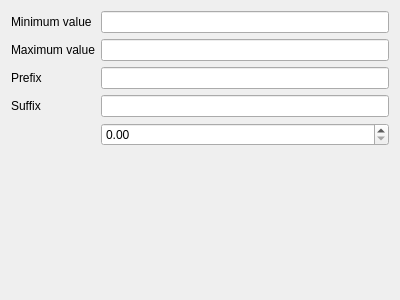
The window that src/configmanager/editorwidgets/uifiles/numberwidget_config.ui (roam-qgis/Roam) describes before a commit, drawn with Qt 5.
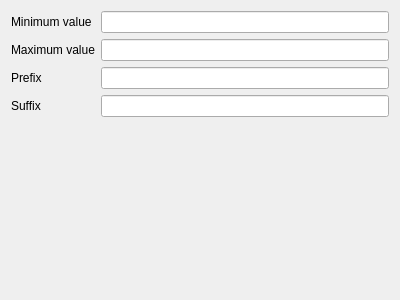
The same window after the commit.

What changed in the file:
```diff
--- a/src/configmanager/editorwidgets/uifiles/numberwidget_config.ui
+++ b/src/configmanager/editorwidgets/uifiles/numberwidget_config.ui
@@ -57,13 +57,6 @@
    <item row="5" column="1">
     <widget class="QLineEdit" name="suffixEdit"/>
    </item>
-   <item row="6" column="1">
-    <widget class="QDoubleSpinBox" name="doubleSpinBox">
-     <property name="minimum">
-      <double>0.000000000000000</double>
-     </property>
-    </widget>
-   </item>
   </layout>
  </widget>
  <resources/>
```
Left out of the diff: 12 changed lines with no effect on the pictures.
